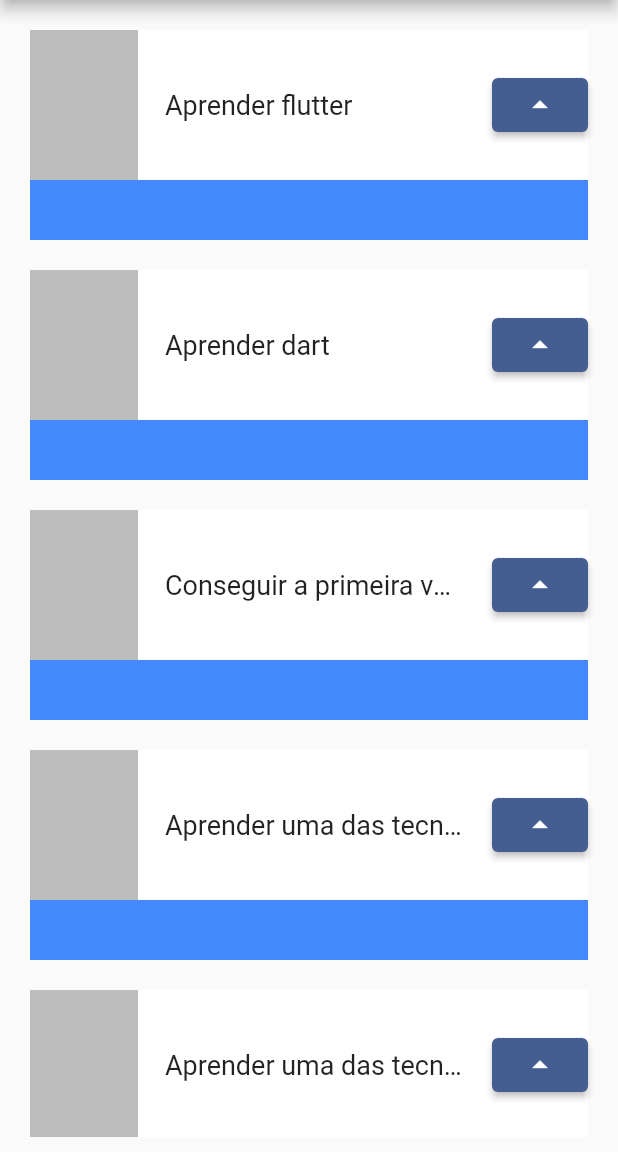
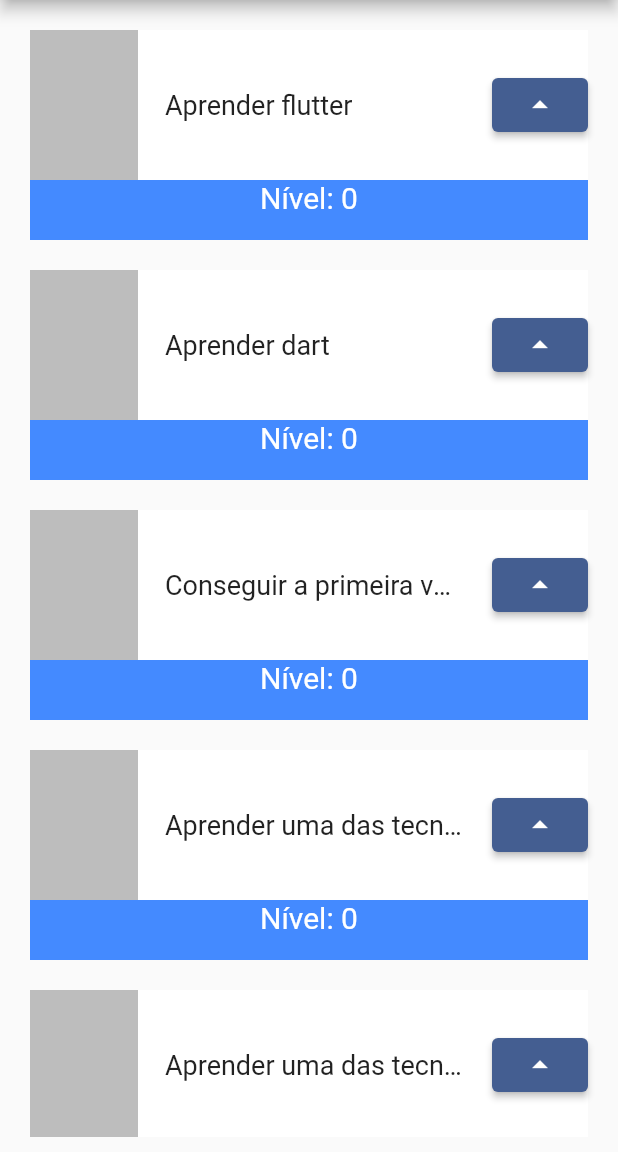
Before and after one commit to flavioaugusto1/lista_tarefas, a Flutter app: the screen it shows after launch, on a phone screen of 412 x 824 dp, the part 84-1236 px from its top. Run offline on Flutter 3.47's test engine with Material 3 defaults, Android fonts, the phone set to English and light mode, and no system bars.

Commit message:
feat: implementado statefulwidget para aumentar o nível da task

```diff
--- a/lib/main.dart
+++ b/lib/main.dart
@@ -66,13 +66,20 @@ class MyApp extends StatelessWidget {
   }
 }
 
-class Task extends StatelessWidget {
+class Task extends StatefulWidget {
   final String taskName;
 
   Task({
     required this.taskName,
     super.key,
   });
+
+  @override
+  State<Task> createState() => _TaskState();
+}
+
+class _TaskState extends State<Task> {
+  int nivel = 0;
 
   @override
   Widget build(BuildContext context) {
@@ -84,6 +91,8 @@ class Task extends StatelessWidget {
             height: 140,
             color: Colors.blueAccent,
           ),
+          Column(
+            children: [
               Container(
                 height: 100,
                 color: Colors.white,
@@ -98,7 +107,7 @@ class Task extends StatelessWidget {
                     Container(
                       width: 200,
                       child: Text(
-                    taskName,
+                        widget.taskName,
                         style: TextStyle(
                           fontSize: 18,
                           overflow: TextOverflow.ellipsis,
@@ -106,11 +115,24 @@ class Task extends StatelessWidget {
                       ),
                     ),
                     ElevatedButton(
-                  onPressed: () {},
+                      onPressed: () {
+                        setState(() {
+                          nivel++;
+                        });
+                      },
                       child: Icon(Icons.arrow_drop_up),
                     )
                   ],
                 ),
+              ),
+              Text(
+                "Nível: $nivel",
+                style: TextStyle(
+                  color: Colors.white,
+                  fontSize: 20,
+                ),
+              )
+            ],
           )
         ],
       ),
```
Lines whose indentation alone changed are shown as unchanged.
